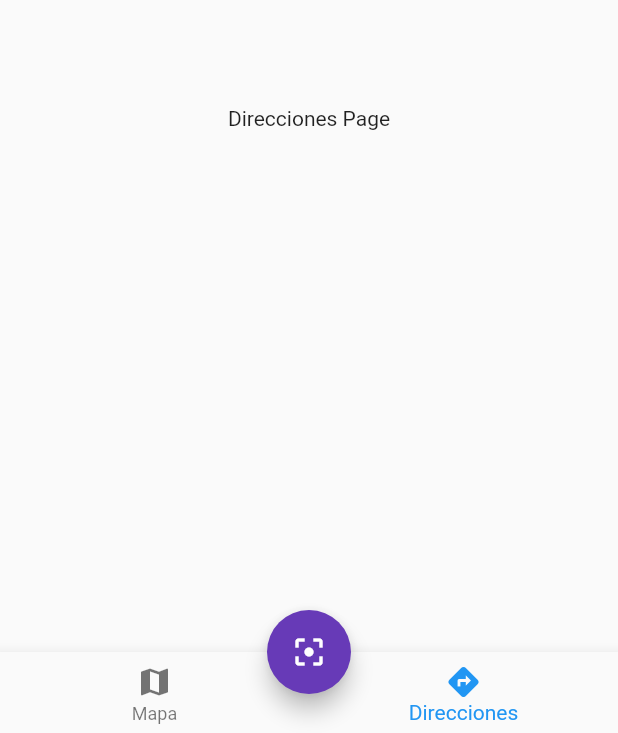
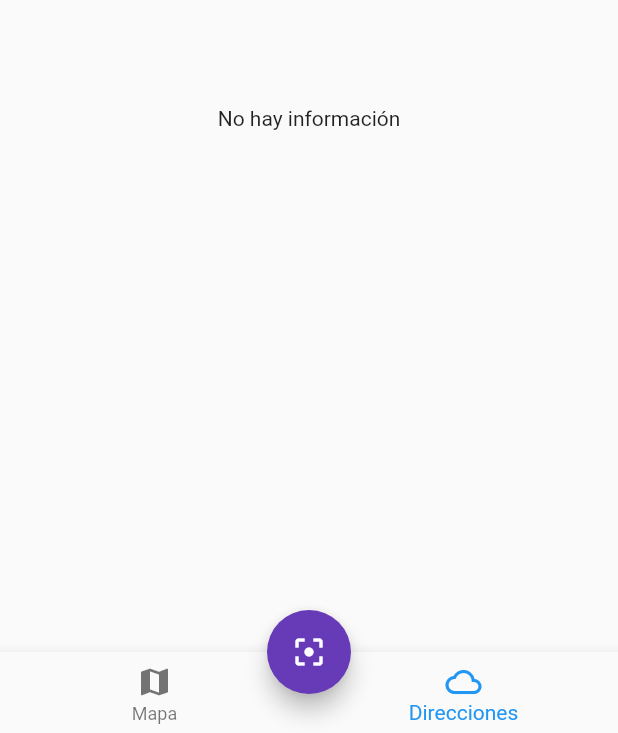
Before and after one commit to wilber-mndz/qrscan, a Flutter app: the screen it shows after launch, item 2 of the bottom bar chosen, after a tap on the "filter center focus" icon, on a phone screen of 412 x 824 dp. Shown: the part 500-1233 px from the top of the screen. Run offline on Flutter 3.47's test engine with Material 2 defaults, Android fonts, the phone set to English and light mode, and no system bars; our stand-ins replace flutter_map, latlong, sqflite; missing offline and left inert: barcode_scan; accounts and stored records are empty.

Commit message:
Primera version de la app terminada

```diff
--- a/lib/main.dart
+++ b/lib/main.dart
@@ -1,5 +1,6 @@
 import 'package:flutter/material.dart';
 import 'package:qrreadearapp/src/page/HomePage.dart';
+import 'package:qrreadearapp/src/page/ShowMapPage.dart';
 
 void main() => runApp(MyApp());
 
@@ -11,7 +12,8 @@ class MyApp extends StatelessWidget {
       title: 'QRReader',
       initialRoute: 'home',
       routes: {
-        'home'    : (BuildContext context) => HomePage()
+        'home'    : (BuildContext context) => HomePage(),
+        'showMap' : (BuildContext context) => ShowMapPage()
       },
       // Personaliamos el tema global de la aplicacion
       theme: ThemeData(
--- a/lib/src/bloc/scans_block.dart
+++ b/lib/src/bloc/scans_block.dart
@@ -1,8 +1,10 @@
 import 'dart:async';
+
+import 'package:qrreadearapp/src/bloc/validator.dart';
 
 import '../providers/DBProvider.dart';
 
-class ScansBloc{
+class ScansBloc with Validators{
 
   static final ScansBloc _singleton = new ScansBloc._internal();
 
@@ -17,7 +19,8 @@ class ScansBloc{
 
   final _scansStreamController = StreamController<List<ScanModel>>.broadcast();
 
-  Stream<List<ScanModel>> get scanStream => _scansStreamController.stream;
+  Stream<List<ScanModel>> get scanStream      => _scansStreamController.stream.transform(validateGeo);
+  Stream<List<ScanModel>> get scanStreamHttp  => _scansStreamController.stream.transform(validateHttp);
 
   dispose(){
     _scansStreamController?.close();
--- /dev/null
+++ b/lib/src/bloc/validator.dart
@@ -0,0 +1,22 @@
+import 'dart:async';
+
+import 'package:qrreadearapp/src/models/ScanModel.dart';
+
+class Validators{
+
+  final validateGeo = StreamTransformer<List<ScanModel>, List<ScanModel>>.fromHandlers(
+    handleData: (scans, sink){
+      final geoScans = scans.where((s)=> s.type == 'geo' ).toList();
+      sink.add(geoScans);
+    }
+  );
+
+  final validateHttp = StreamTransformer<List<ScanModel>, List<ScanModel>>.fromHandlers(
+    handleData: (scans, sink){
+      final geoScans = scans.where((s)=> s.type == 'http' ).toList();
+      sink.add(geoScans);
+    }
+  );
+
+
+}
--- a/lib/src/page/DirectionPage.dart
+++ b/lib/src/page/DirectionPage.dart
@@ -1,10 +1,57 @@
 import 'package:flutter/material.dart';
+import 'package:qrreadearapp/src/bloc/scans_block.dart';
+import 'package:qrreadearapp/src/utils/utils.dart' as utils;
+
+import '../models/ScanModel.dart';
 
 class DirectionPage extends StatelessWidget {
+  final scansBloc = new ScansBloc();
+
   @override
   Widget build(BuildContext context) {
-    return Center(
-      child: Text('Direcciones Page'),
+
+    scansBloc.getScans();
+
+    return StreamBuilder<List<ScanModel>>(
+      stream: scansBloc.scanStreamHttp,
+      builder: (BuildContext context, AsyncSnapshot<List<ScanModel>> snapshot) {
+
+        if (!snapshot.hasData) {
+          return Center(
+            child: CircularProgressIndicator(),
+          );
+        }
+
+        final scan = snapshot.data;
+
+        if (scan.length == 0) {
+          return Center(
+            child: Text('No hay información'),
+          );
+        }
+
+        return ListView.builder(
+          itemCount: scan.length,
+          itemBuilder: (BuildContext context, int i) => Dismissible(
+            key: UniqueKey(),
+            background: Container(color: Colors.red,),
+            onDismissed: ( direction ){
+             scansBloc.deleteSan(scan[i].id);
+            },
+            child: ListTile(
+              leading: Icon(Icons.cloud_queue, color: Theme.of(context).primaryColor,),
+              title: Text(scan[i].value),
+              subtitle: Text('ID: ${scan[i].id}'),
+              trailing: Icon(Icons.arrow_forward_ios),
+              onTap: () {
+                utils.openScan(context, scan[i]);
+              },
+            ),
+          ),
+        );
+
+
+      },
     );
   }
 }
--- a/lib/src/page/HomePage.dart
+++ b/lib/src/page/HomePage.dart
@@ -40,42 +40,40 @@ class _HomePageState extends State<HomePage> {
         child: Icon(Icons.filter_center_focus),
         onPressed: (){
           // Acceder a la camara
-          _scanQR();
+          _scanQR(context);
         },
         backgroundColor: Theme.of(context).primaryColor,
       ),
     );
   }
 
-   _scanQR() async {
+   _scanQR(BuildContext context) async {
 
     // "https://www.youtube.com/user/tamashidroid"
     // geo:13.580605482448895,-88.08716311892397
 
-    String futureString = 'https://www.youtube.com/user/tamashidroid';
+    String futureString ;
 
-    // try {
-    //     futureString = await BarcodeScanner.scan();
-    // } catch (e) {
-    //   futureString = e.toString();
-    // }
+    try {
+        futureString = await BarcodeScanner.scan();
+        if ( futureString != null ) {
 
-    if ( futureString != null ) {
           final scan = ScanModel(value: futureString);
           scansBloc.newScan(scan);
 
-      // final scan2 = ScanModel(value: 'geo:13.580605482448895,-88.08716311892397');
-      // scansBloc.newScan(scan2);
-
           if (Platform.isIOS) {
             Future.delayed(Duration(microseconds: 750), (){
-          utils.openScan(scan);
+              utils.openScan(context, scan);
             });
           }else{
-        utils.openScan(scan);
+            utils.openScan(context, scan);
           }
 
         }
+    } catch (e) {
+      futureString = e.toString();
+    }
+
 
   }
 
@@ -104,7 +102,7 @@ class _HomePageState extends State<HomePage> {
           title: Text('Mapa')
         ),
         BottomNavigationBarItem(
-          icon: Icon(Icons.directions),
+          icon: Icon(Icons.cloud_queue),
           title: Text('Direcciones')
         ),
       ],
--- a/lib/src/utils/utils.dart
+++ b/lib/src/utils/utils.dart
@@ -1,7 +1,8 @@
+import 'package:flutter/cupertino.dart';
 import 'package:qrreadearapp/src/models/ScanModel.dart';
 import 'package:url_launcher/url_launcher.dart';
 
-openScan(ScanModel scan) async {
+openScan(BuildContext context , ScanModel scan) async {
 
   if (scan.type == 'http') {
     if (await canLaunch(scan.value)) {
@@ -10,7 +11,7 @@ openScan(ScanModel scan) async {
       throw 'Could not launch ${scan.value}';
     }
   }else {
-    print('GEO...');
+    Navigator.pushNamed(context, 'showMap', arguments: scan);
   }
 
 }
--- a/pubspec.yaml
+++ b/pubspec.yaml
@@ -25,8 +25,9 @@ dependencies:
   cupertino_icons: ^0.1.2
   barcode_scan: ^1.0.0
   sqflite: ^1.2.0
-  path_provider: ^1.5.1
+  path_provider:
   url_launcher: ^5.4.1
+  flutter_map: ^0.8.0
 
 dev_dependencies:
   flutter_test:
```
Also changed, not shown: lib/src/models/ScanModel.dart (+10 -0 lines), lib/src/page/MapPage.dart (+6 -3 lines), lib/src/page/ShowMapPage.dart (added, +103 -0 lines), pubspec.lock. Lines whose indentation alone changed are shown as unchanged.
